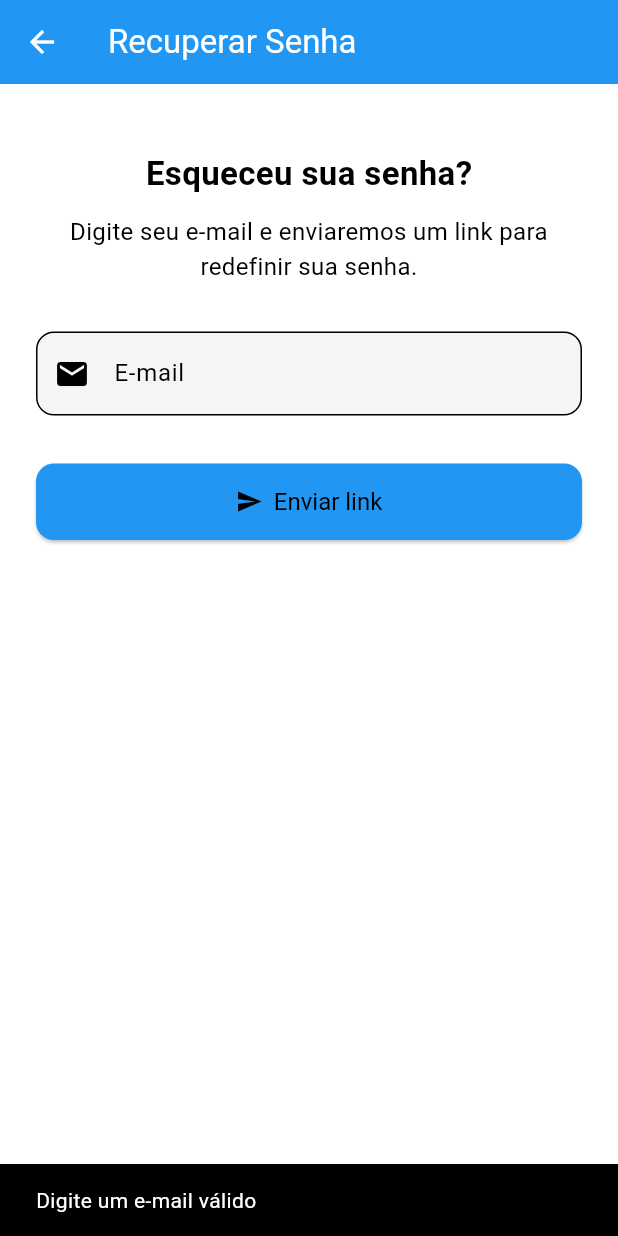
After one commit to Amparo-Coletivo/fatec-dsm-pi-5sem, a Flutter app: the EsqueciSenhaPage screen opened by its route, after a tap on "Enviar link", on a phone screen of 412 x 824 dp. The commit adds this screen. Run offline on Flutter 3.47's test engine with Material 3 defaults, Android fonts, the phone set to English and light mode, and no system bars; our stand-ins replace carousel_slider, logger, skeletonizer, supabase_flutter; accounts and stored records are empty.

Commit message:
Adição da tela de Esqueci a senha

```diff
--- a/Code/amparo_coletivo/lib/main.dart
+++ b/Code/amparo_coletivo/lib/main.dart
@@ -12,6 +12,7 @@ import 'package:amparo_coletivo/presentation/pages/auth/register_page.dart';
 import 'package:amparo_coletivo/presentation/pages/auth/login_page.dart';
 import 'package:amparo_coletivo/presentation/pages/change_password.dart';
 import 'package:amparo_coletivo/presentation/pages/admin_page.dart';
+import 'package:amparo_coletivo/presentation/pages/esqueci_senha_page.dart';
 
 Future<void> main() async {
   await Supabase.initialize(
@@ -53,6 +54,7 @@ class App extends StatelessWidget {
         //'/about': (context) => const AboutOngPage(),
         '/change_password': (context) => const ChangePasswordPage(),
         '/admin': (context) => const AdminPage(),
+        '/forgot_password': (context) => const EsqueciSenhaPage(),
       },
     );
   }
--- a/Code/amparo_coletivo/lib/main_teste_paginas.dart
+++ b/Code/amparo_coletivo/lib/main_teste_paginas.dart
@@ -1,21 +1,9 @@
+import 'package:amparo_coletivo/presentation/pages/esqueci_senha_page.dart';
 import 'package:flutter/material.dart';
 
 void main() {
-  runApp(const MyApp());
+  runApp(const MaterialApp(
+    home: EsqueciSenhaPage(),
+    debugShowCheckedModeBanner: false,
+  ));
 }
-
-class MyApp extends StatelessWidget {
-  const MyApp({super.key});
-
-  @override
-  Widget build(BuildContext context) {
-    return MaterialApp(
-      title: 'ONG App',
-      debugShowCheckedModeBanner: false,
-      theme: ThemeData(
-        primarySwatch: Colors.blue,
-      ),
-      //home: const AboutOngPage(),
-    );
-  }
-}
--- /dev/null
+++ b/Code/amparo_coletivo/lib/presentation/pages/esqueci_senha_page.dart
@@ -0,0 +1,98 @@
+import 'package:flutter/material.dart';
+
+
+class EsqueciSenhaPage extends StatefulWidget {
+  const EsqueciSenhaPage({super.key});
+
+  @override
+  State<EsqueciSenhaPage> createState() => _EsqueciSenhaPageState();
+}
+
+class _EsqueciSenhaPageState extends State<EsqueciSenhaPage> {
+  final TextEditingController _emailController = TextEditingController();
+
+  void _enviarSolicitacao() {
+    final email = _emailController.text.trim();
+    if (email.isNotEmpty && email.contains('@')) {
+      showDialog(
+        context: context,
+        builder: (_) => AlertDialog(
+          title: const Text('Solicitação enviada'),
+          content: Text('Enviamos um link de redefinição para $email'),
+          actions: [
+            TextButton(
+              onPressed: () => Navigator.of(context).pop(),
+              child: const Text('Fechar'),
+            ),
+          ],
+        ),
+      );
+    } else {
+      ScaffoldMessenger.of(context).showSnackBar(
+        const SnackBar(content: Text('Digite um e-mail válido')),
+      );
+    }
+  }
+
+  @override
+  Widget build(BuildContext context) {
+    return Scaffold(
+      appBar: AppBar(
+        title: const Text('Recuperar Senha'),
+        backgroundColor: Colors.blue,
+      ),
+      body: SingleChildScrollView(
+        padding: const EdgeInsets.all(24),
+        child: Column(
+          children: [
+            const SizedBox(height: 20),
+            const Text(
+              'Esqueceu sua senha?',
+              style: TextStyle(
+                fontSize: 22,
+                fontWeight: FontWeight.bold,
+              ),
+            ),
+            const SizedBox(height: 12),
+            const Text(
+              'Digite seu e-mail e enviaremos um link para redefinir sua senha.',
+              style: TextStyle(fontSize: 16),
+              textAlign: TextAlign.center,
+            ),
+            const SizedBox(height: 32),
+            TextField(
+              controller: _emailController,
+              decoration: InputDecoration(
+                labelText: 'E-mail',
+                border: OutlineInputBorder(
+                  borderRadius: BorderRadius.circular(12),
+                ),
+                prefixIcon: const Icon(Icons.email),
+                filled: true,
+                fillColor: Colors.grey.shade100,
+              ),
+              keyboardType: TextInputType.emailAddress,
+            ),
+            const SizedBox(height: 32),
+            SizedBox(
+              width: double.infinity,
+              child: ElevatedButton.icon(
+                onPressed: _enviarSolicitacao,
+                icon: const Icon(Icons.send),
+                label: const Text('Enviar link'),
+                style: ElevatedButton.styleFrom(
+                  backgroundColor: Colors.blue,
+                  padding: const EdgeInsets.symmetric(vertical: 16),
+                  textStyle: const TextStyle(fontSize: 16),
+                  shape: RoundedRectangleBorder(
+                    borderRadius: BorderRadius.circular(12),
+                  ),
+                ),
+              ),
+            ),
+          ],
+        ),
+      ),
+    );
+  }
+}
```
